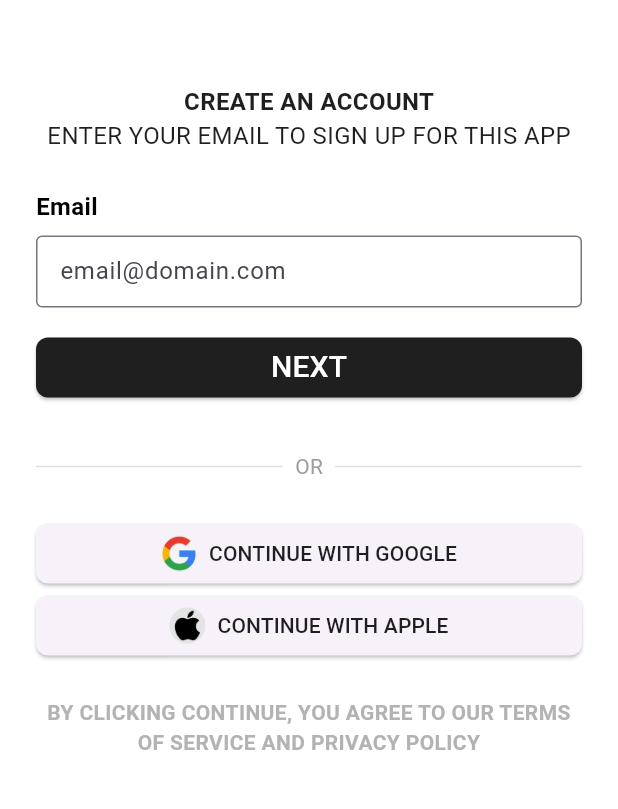
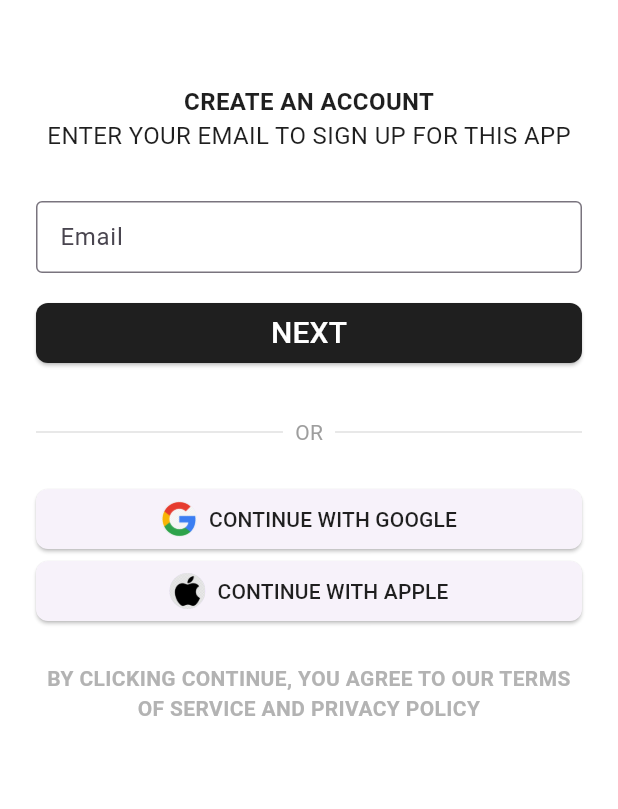
Before and after one commit to Ibrahim-Hassoun/Batal, a Flutter app: the screen it shows after launch, after a tap on "NEXT", after a tap on "BACK", on a phone screen of 412 x 824 dp, the part 216-1025 px from its top. Run offline on Flutter 3.47's test engine with Material 3 defaults, Android fonts, the light colour scheme and no system bars; drawn by our look-alikes of flutter_platform_widgets; project files that could hold a hidden picture were left out.

Commit message:
added some auth UI enhancements

```diff
--- a/mobile/lib/ui/layouts/labeled_input.dart
+++ b/mobile/lib/ui/layouts/labeled_input.dart
@@ -7,7 +7,10 @@ class LabeledInput extends StatelessWidget {
   final String dataKey;
   final String value;
   final Function handleChange;
-  const LabeledInput({super.key,required this.label,required this.placeholder,required this.value,required this.handleChange,required this.dataKey});
+  final TextInputType? keyboardType;
+  final String? type;
+
+  const LabeledInput({super.key,required this.label,required this.placeholder,required this.value,required this.handleChange,required this.dataKey, this.keyboardType,this.type });
 
 
 
@@ -17,22 +20,17 @@ class LabeledInput extends StatelessWidget {
 
       crossAxisAlignment: CrossAxisAlignment.start,
       children: [
-        // Label
-        Text(
-          label,
-          style: TextStyle(
-            fontSize: 16,
-            fontWeight: FontWeight.w600,
-            color: Colors.black,
-          ),
-        ),
+
         // Input field
         SizedBox(height: 8),
         PlatformTextFormField(
             onChanged: (text) => handleChange(dataKey, text),
             initialValue: value,
+            obscureText: type == 'password'? true : false,
+            keyboardType: keyboardType,
           material: (_, __) => MaterialTextFormFieldData(
             decoration: InputDecoration(
+              label: Text(label),
               border: OutlineInputBorder(
                 borderSide: BorderSide()
               ),
--- a/mobile/lib/ui/widgets/auth/register_1.dart
+++ b/mobile/lib/ui/widgets/auth/register_1.dart
@@ -43,7 +43,7 @@ class Register1 extends StatelessWidget {
                 ),
               ),
               const SizedBox(height: 24),
-              LabeledInput(label: 'Email', placeholder: 'email@domain.com',dataKey:'email',value:data['email'],handleChange:handleChange),
+              LabeledInput(label: 'Email', placeholder: 'email@domain.com',dataKey:'email',value:data['email'],handleChange:handleChange,keyboardType: TextInputType.emailAddress,),
               SizedBox(height: 16,),
               Row(
                 children: [
--- a/mobile/lib/ui/widgets/auth/register_2.dart
+++ b/mobile/lib/ui/widgets/auth/register_2.dart
@@ -27,9 +27,9 @@ class Register2 extends StatelessWidget {
               child:Padding(padding: EdgeInsets.symmetric(horizontal: 16.0),
                 child: Column(
                 children: [
-                  LabeledInput(label: "Password", placeholder: "********",dataKey:'password',value:data['password'],handleChange:handleChange),
+                  LabeledInput(label: "Password", placeholder: "********",dataKey:'password',value:data['password'],handleChange:handleChange,type: 'password'),
                   SizedBox(height: 16),
-                  LabeledInput(label: "Password Confirmation", placeholder: "********",dataKey:'confirmPassword',value:data['confirmPassword'],handleChange:handleChange),
+                  LabeledInput(label: "Password Confirmation", placeholder: "********",dataKey:'confirmPassword',value:data['confirmPassword'],handleChange:handleChange,type: 'password',),
                   SizedBox(height: 16),
                   ScreenWideElevatedButton(label: 'Back',onPressed:(){decrementStep();},backgroundColor: bg_gray,foregroundColor: secondaryColor),
                   SizedBox(height: 16),
--- a/mobile/lib/ui/widgets/auth/register_4.dart
+++ b/mobile/lib/ui/widgets/auth/register_4.dart
@@ -27,7 +27,7 @@ class Register4 extends StatelessWidget {
               child:Padding(padding: EdgeInsets.symmetric(horizontal: 16.0),
                 child: Column(
                 children: [
-                  LabeledInput(label: "Birthdate", placeholder: "1/1/1999",dataKey:'birthday',value:data['birthday'],handleChange:handleChange),
+                  LabeledInput(label: "Birthdate", placeholder: "1/1/1999",dataKey:'birthday',value:data['birthday'],handleChange:handleChange,keyboardType: TextInputType.datetime,),
 
                   SizedBox(height: 16),
                   ScreenWideElevatedButton(label: 'Back',onPressed:(){decrementStep();},backgroundColor: bg_gray,foregroundColor: secondaryColor),
```
